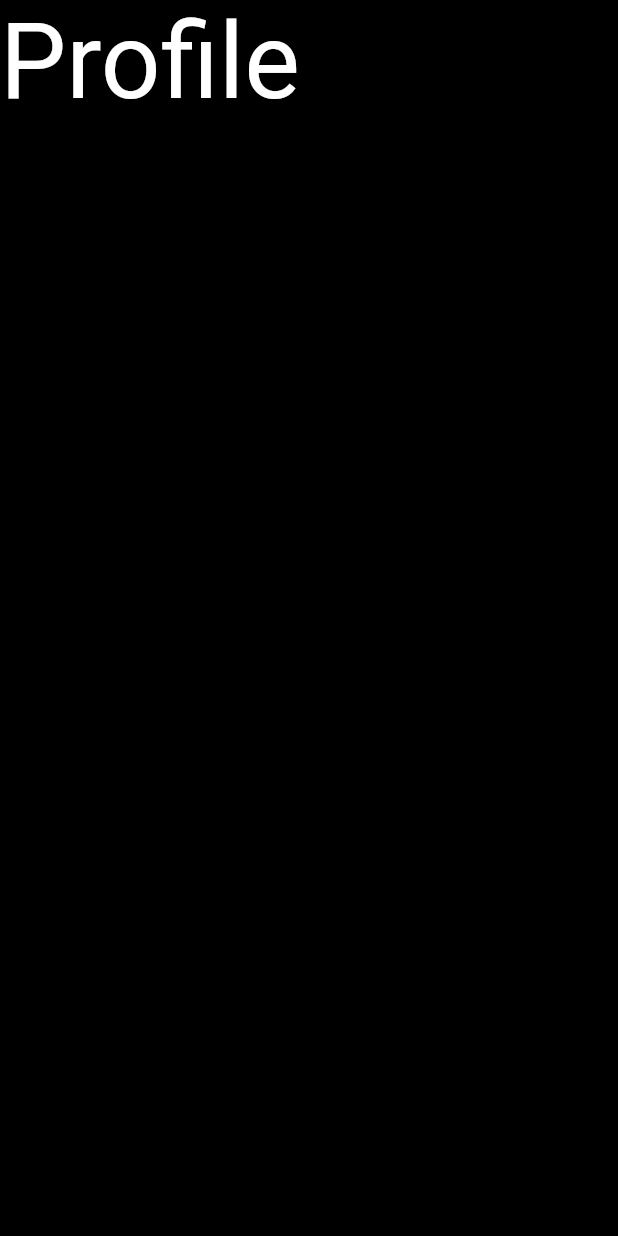
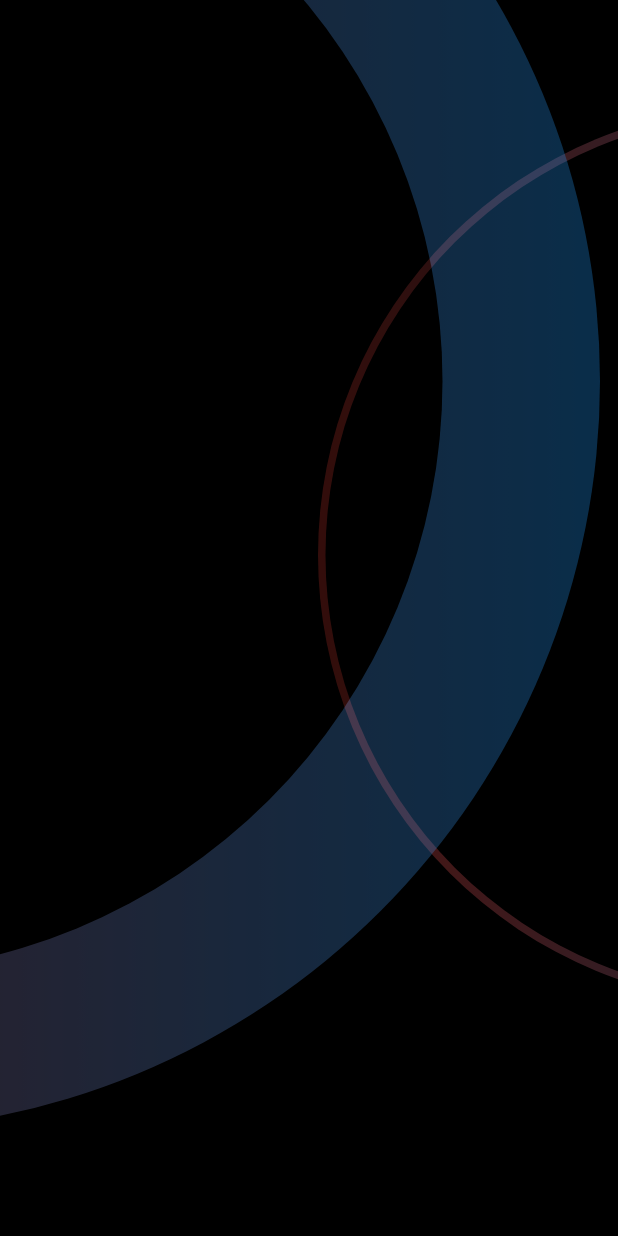
Before and after one commit to skilldill/darkness_app, a Flutter app: the screen it shows after launch, after a tap on "PROFILE", on a phone screen of 412 x 824 dp. Run offline on Flutter 3.47's test engine with Material 2 defaults, Android fonts, the phone set to English and light mode, and no system bars.

Commit message:
styled profile screen

```diff
--- a/lib/screens/darkness/darkness_page/darkness_page.dart
+++ b/lib/screens/darkness/darkness_page/darkness_page.dart
@@ -32,8 +32,7 @@ class DarknessPage extends ModalRoute {
   @override
   Widget buildPage(BuildContext context, Animation<double> animation,
       Animation<double> secondaryAnimation) {
-    return SafeArea(
-        child: Scaffold(
+    return Scaffold(
       backgroundColor: Colors.black,
       body: GestureDetector(
           onHorizontalDragEnd: (details) {
@@ -42,7 +41,7 @@ class DarknessPage extends ModalRoute {
             }
           },
           child: child),
-    ));
+    );
   }
 
   @override
--- a/lib/screens/profile/profile_screen.dart
+++ b/lib/screens/profile/profile_screen.dart
@@ -5,12 +5,57 @@ class ProfileScreen extends StatelessWidget {
 
   @override
   Widget build(BuildContext context) {
-    return const Scaffold(
-      backgroundColor: Colors.black,
-      body: Text(
-        "Profile",
-        style: TextStyle(color: Colors.white, fontSize: 70),
-      ),
-    );
+    return Scaffold(
+        backgroundColor: Colors.black,
+        body: Stack(
+          children: [
+            Positioned(
+                top: 70,
+                right: -400,
+                child: Opacity(
+                  opacity: 0.3,
+                  child: Container(
+                    height: 600,
+                    width: 600,
+                    decoration: BoxDecoration(
+                        borderRadius: BorderRadius.circular(600),
+                        gradient: const LinearGradient(
+                            colors: [Colors.red, Colors.blue])),
+                    child: Center(
+                      child: Container(
+                        height: 590,
+                        width: 590,
+                        decoration: BoxDecoration(
+                            borderRadius: BorderRadius.circular(590),
+                            color: Colors.black),
+                      ),
+                    ),
+                  ),
+                )),
+            Positioned(
+                bottom: 70,
+                left: -600,
+                child: Opacity(
+                  opacity: 0.3,
+                  child: Container(
+                    height: 1000,
+                    width: 1000,
+                    decoration: BoxDecoration(
+                        borderRadius: BorderRadius.circular(600),
+                        gradient: const LinearGradient(
+                            colors: [Colors.red, Colors.blue])),
+                    child: Center(
+                      child: Container(
+                        height: 790,
+                        width: 790,
+                        decoration: BoxDecoration(
+                            borderRadius: BorderRadius.circular(590),
+                            color: Colors.black),
+                      ),
+                    ),
+                  ),
+                ))
+          ],
+        ));
   }
 }
```
